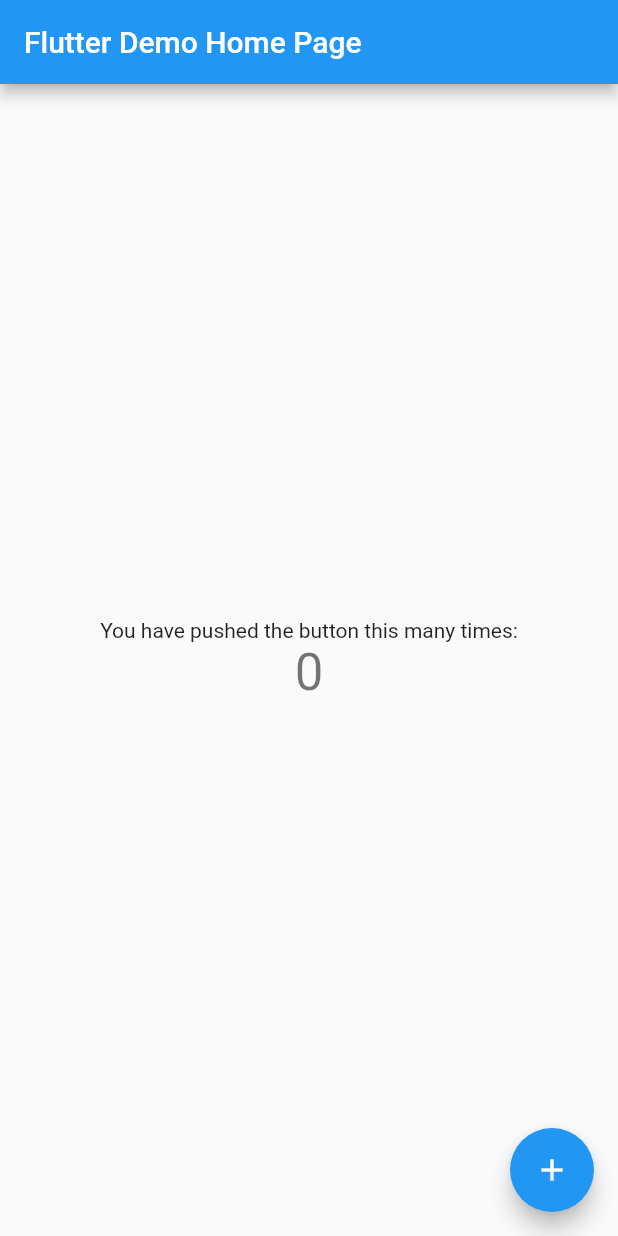
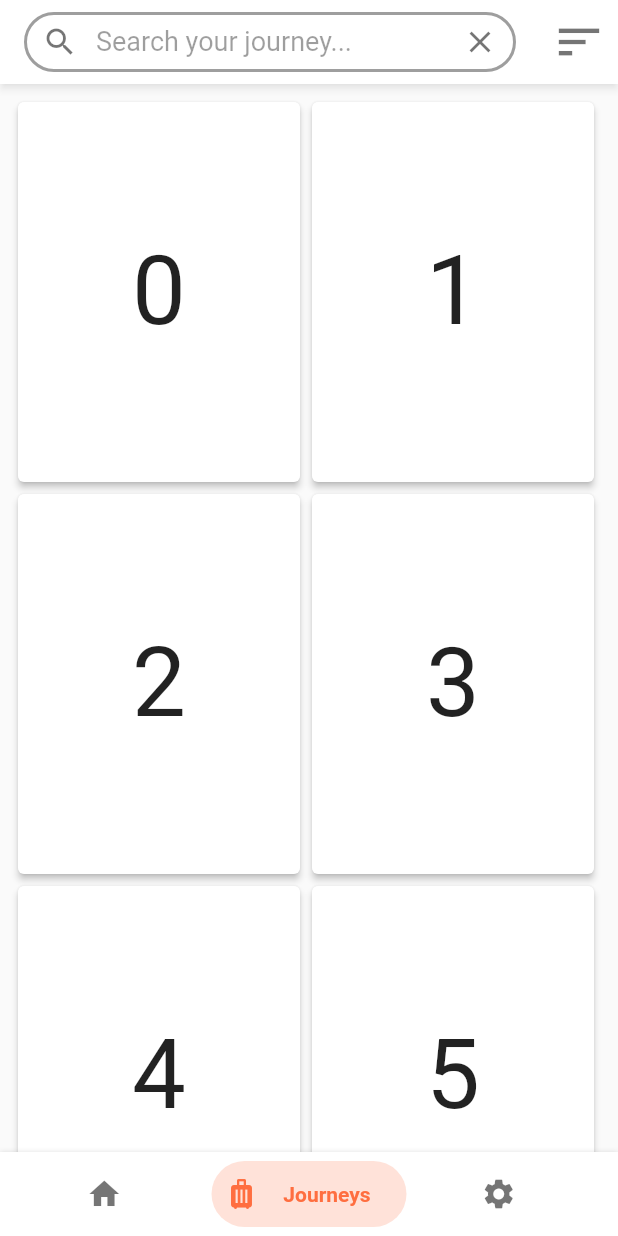
Before and after one commit to EuphoriaAbsorber/Forwarder, a Flutter app: the screen it shows after launch, on a phone screen of 412 x 824 dp. Run offline on Flutter 3.47's test engine with Material 2 defaults, Android fonts, the phone set to English and light mode, and no system bars; drawn by our look-alikes of bottom_navy_bar.

```diff
--- a/lib/main.dart
+++ b/lib/main.dart
@@ -1,115 +1,18 @@
 import 'package:flutter/material.dart';
+import 'package:untitled/ui/pages/home_page.dart';
 
-void main() {
-  runApp(const MyApp());
-}
+void main() => runApp(const AnyWayApp());
 
-class MyApp extends StatelessWidget {
-  const MyApp({Key? key}) : super(key: key);
+class AnyWayApp extends StatelessWidget {
+  const AnyWayApp({Key? key}) : super(key: key);
 
-  // This widget is the root of your application.
   @override
   Widget build(BuildContext context) {
     return MaterialApp(
-      title: 'Flutter Demo',
-      theme: ThemeData(
-        // This is the theme of your application.
-        //
-        // Try running your application with "flutter run". You'll see the
-        // application has a blue toolbar. Then, without quitting the app, try
-        // changing the primarySwatch below to Colors.green and then invoke
-        // "hot reload" (press "r" in the console where you ran "flutter run",
-        // or simply save your changes to "hot reload" in a Flutter IDE).
-        // Notice that the counter didn't reset back to zero; the application
-        // is not restarted.
-        primarySwatch: Colors.blue,
-      ),
-      home: const MyHomePage(title: 'Flutter Demo Home Page'),
+      debugShowCheckedModeBanner: false,
+      routes: {
+        '/': (context) => const HomePage(),
+      },
     );
   }
 }
-
-class MyHomePage extends StatefulWidget {
-  const MyHomePage({Key? key, required this.title}) : super(key: key);
-
-  // This widget is the home page of your application. It is stateful, meaning
-  // that it has a State object (defined below) that contains fields that affect
-  // how it looks.
-
-  // This class is the configuration for the state. It holds the values (in this
-  // case the title) provided by the parent (in this case the App widget) and
-  // used by the build method of the State. Fields in a Widget subclass are
-  // always marked "final".
-
-  final String title;
-
-  @override
-  State<MyHomePage> createState() => _MyHomePageState();
-}
-
-class _MyHomePageState extends State<MyHomePage> {
-  int _counter = 0;
-
-  void _incrementCounter() {
-    setState(() {
-      // This call to setState tells the Flutter framework that something has
-      // changed in this State, which causes it to rerun the build method below
-      // so that the display can reflect the updated values. If we changed
-      // _counter without calling setState(), then the build method would not be
-      // called again, and so nothing would appear to happen.
-      _counter++;
-    });
-  }
-
-  @override
-  Widget build(BuildContext context) {
-    // This method is rerun every time setState is called, for instance as done
-    // by the _incrementCounter method above.
-    //
-    // The Flutter framework has been optimized to make rerunning build methods
-    // fast, so that you can just rebuild anything that needs updating rather
-    // than having to individually change instances of widgets.
-    return Scaffold(
-      appBar: AppBar(
-        // Here we take the value from the MyHomePage object that was created by
-        // the App.build method, and use it to set our appbar title.
-        title: Text(widget.title),
-      ),
-      body: Center(
-        // Center is a layout widget. It takes a single child and positions it
-        // in the middle of the parent.
-        child: Column(
-          // Column is also a layout widget. It takes a list of children and
-          // arranges them vertically. By default, it sizes itself to fit its
-          // children horizontally, and tries to be as tall as its parent.
-          //
-          // Invoke "debug painting" (press "p" in the console, choose the
-          // "Toggle Debug Paint" action from the Flutter Inspector in Android
-          // Studio, or the "Toggle Debug Paint" command in Visual Studio Code)
-          // to see the wireframe for each widget.
-          //
-          // Column has various properties to control how it sizes itself and
-          // how it positions its children. Here we use mainAxisAlignment to
-          // center the children vertically; the main axis here is the vertical
-          // axis because Columns are vertical (the cross axis would be
-          // horizontal).
-          mainAxisAlignment: MainAxisAlignment.center,
-          children: <Widget>[
-            const Text(
-              'You have pushed the button this many times:',
-            ),
-            Text(
-              '$_counter',
-              style: Theme.of(context).textTheme.headline4,
-            ),
-          ],
-        ),
-      ),
-      floatingActionButton: FloatingActionButton(
-        onPressed: _incrementCounter,
-        tooltip: 'Increment',
-        child: const Icon(Icons.add),
-      ), // This trailing comma makes auto-formatting nicer for build methods.
-    );
-  }
-}
--- /dev/null
+++ b/lib/ui/pages/home_page.dart
@@ -0,0 +1,137 @@
+import 'package:bottom_navy_bar/bottom_navy_bar.dart';
+import 'package:flutter/material.dart';
+
+class HomePage extends StatefulWidget {
+  const HomePage({Key? key}) : super(key: key);
+
+  @override
+  _HomePageState createState() => _HomePageState();
+}
+
+class _HomePageState extends State<HomePage> {
+  late final TextEditingController _textController;
+  var _currentIndex = 1;
+
+  @override
+  void initState() {
+    _textController = TextEditingController();
+    super.initState();
+  }
+
+  @override
+  void dispose() {
+    _textController.dispose();
+    super.dispose();
+  }
+
+  final GlobalKey<ScaffoldState> _homeKey = GlobalKey();
+
+  @override
+  Widget build(BuildContext context) {
+    return GestureDetector(
+      onTap: () => FocusManager.instance.primaryFocus?.unfocus(),
+      child: Scaffold(
+        key: _homeKey,
+        appBar: AppBar(
+          backgroundColor: Colors.white,
+          elevation: 2.0,
+          shadowColor: Colors.black38,
+          title: SizedBox(
+            height: 40.0,
+            child: TextField(
+              controller: _textController,
+              scrollPhysics: const BouncingScrollPhysics(),
+              cursorColor: Colors.deepOrange,
+              style: const TextStyle(color: Colors.black, fontSize: 18.0),
+              decoration: InputDecoration(
+                prefixIcon: const Icon(Icons.search, color: Colors.black54),
+                suffixIcon: IconButton(
+                  splashRadius: 16.0,
+                  icon: const Icon(Icons.clear, color: Colors.black54),
+                  onPressed: () => _textController.text = "",
+                ),
+                contentPadding: const EdgeInsets.fromLTRB(16, 4, 4, 16),
+                hintText: 'Search your journey...',
+                hintStyle: const TextStyle(
+                    color: Colors.black38, fontSize: 18.0),
+                enabledBorder: OutlineInputBorder(
+                  borderSide:
+                      const BorderSide(color: Colors.grey, width: 2.0),
+                  borderRadius: BorderRadius.circular(32.0),
+                ),
+                focusedBorder: OutlineInputBorder(
+                  borderSide:
+                      const BorderSide(color: Colors.deepOrange, width: 2.0),
+                  borderRadius: BorderRadius.circular(32.0),
+                ),
+              ),
+            ),
+          ),
+          actions: [
+            IconButton(
+              splashRadius: 24.0,
+              iconSize: 36.0,
+              splashColor: Colors.deepOrange.withOpacity(0.3),
+              icon: const Icon(
+                Icons.sort,
+                color: Colors.black54,
+              ),
+              onPressed: () {},
+            )
+          ],
+        ),
+        body: Scrollbar(
+          radius: const Radius.circular(8),
+          child: Padding(
+            padding: const EdgeInsets.only(right: 4.0),
+            child: GridView.builder(
+                padding: const EdgeInsets.all(8.0),
+                physics: const BouncingScrollPhysics(),
+                gridDelegate: const SliverGridDelegateWithFixedCrossAxisCount(
+                  crossAxisCount: 2,
+                  childAspectRatio: 0.75,
+                ),
+                itemCount: 32,
+                itemBuilder: (BuildContext context, int index) {
+                  return Card(
+                    elevation: 2.0,
+                    child: Center(child: Text('$index', style: const TextStyle(fontSize: 64.0))),
+                  );
+                }
+            ),
+          ),
+        ),
+        bottomNavigationBar: BottomNavyBar(
+          selectedIndex: _currentIndex,
+          itemCornerRadius: 24,
+          curve: Curves.easeIn,
+          mainAxisAlignment: MainAxisAlignment.spaceEvenly,
+          onItemSelected: (index) => setState(() => _currentIndex = index),
+          items: <BottomNavyBarItem>[
+            BottomNavyBarItem(
+              icon: const Icon(Icons.home),
+              title: const Text('Home'),
+              activeColor: Colors.deepOrangeAccent,
+              inactiveColor: Colors.black54,
+              textAlign: TextAlign.center,
+            ),
+            BottomNavyBarItem(
+              icon: const Icon(Icons.luggage),
+              title: const Text('Journeys'),
+              activeColor: Colors.deepOrangeAccent,
+              inactiveColor: Colors.black54,
+              textAlign: TextAlign.center,
+            ),
+            BottomNavyBarItem(
+              icon: const Icon(Icons.settings),
+              title: const Text('Settings'),
+              activeColor: Colors.deepOrangeAccent,
+              inactiveColor: Colors.black54,
+              textAlign: TextAlign.center,
+            ),
+          ],
+        ),
+      ),
+    );
+  }
+}
```
Also changed, not shown: analysis_options.yaml (+0 -25 lines), pubspec.yaml (+2 -35 lines), pubspec.lock, 1 other file.
